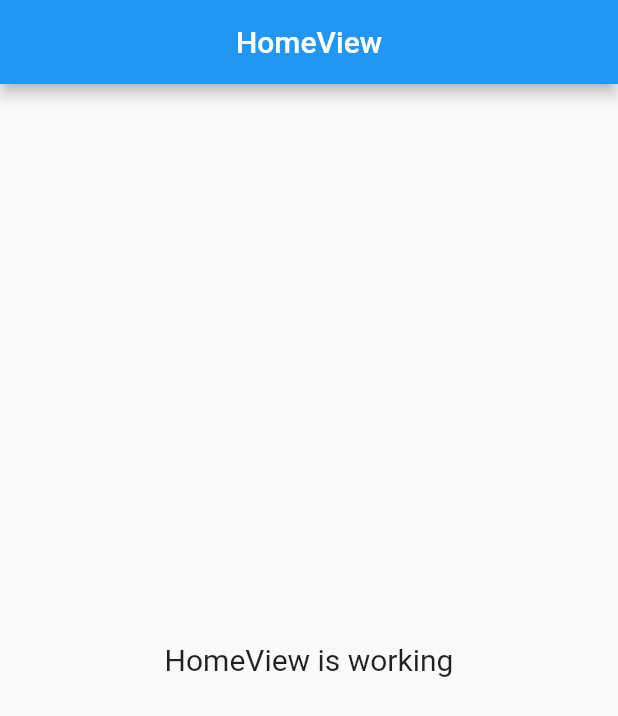
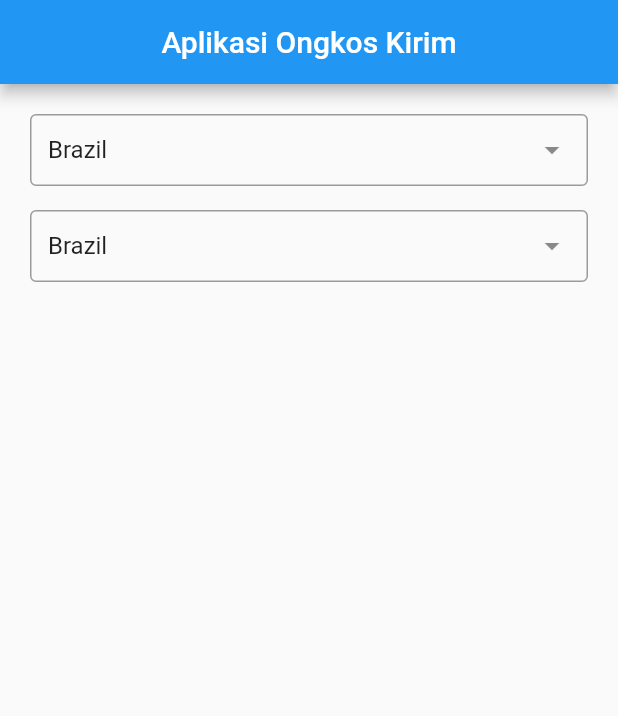
Before and after one commit to aprxty3/ongkir_apps, a Flutter app: the screen it shows after launch, on a phone screen of 412 x 824 dp. Shown: the top 716 px of the screen. Run offline on Flutter 3.47's test engine with Material 2 defaults, Android fonts, the phone set to English and light mode, and no system bars; drawn by our look-alikes of dropdown_search; our stand-ins replace get.

```diff
--- a/lib/app/modules/home/views/home_view.dart
+++ b/lib/app/modules/home/views/home_view.dart
@@ -1,3 +1,4 @@
+import 'package:dropdown_search/dropdown_search.dart';
 import 'package:flutter/material.dart';
 
 import 'package:get/get.dart';
@@ -8,16 +9,35 @@ class HomeView extends GetView<HomeController> {
   @override
   Widget build(BuildContext context) {
     return Scaffold(
-      appBar: AppBar(
-        title: Text('HomeView'),
-        centerTitle: true,
-      ),
-      body: Center(
-        child: Text(
-          'HomeView is working',
-          style: TextStyle(fontSize: 20),
+        appBar: AppBar(
+          title: Text('Aplikasi Ongkos Kirim'),
+          centerTitle: true,
         ),
-      ),
-    );
+        body: ListView(
+          padding: const EdgeInsets.all(20),
+          children: [
+            DropdownSearch<String>(
+              popupProps: PopupProps.dialog(
+                showSelectedItems: true,
+                disabledItemFn: (String s) => s.startsWith('I'),
+              ),
+              items: ["Brazil", "Italia (Disabled)", "Tunisia", 'Canada'],
+              onChanged: print,
+              selectedItem: "Brazil",
+            ),
+            SizedBox(
+              height: 16,
+            ),
+            DropdownSearch<String>.multiSelection(
+              items: ["Brazil", "Italia (Disabled)", "Tunisia", 'Canada'],
+              popupProps: PopupPropsMultiSelection.menu(
+                showSelectedItems: true,
+                disabledItemFn: (String s) => s.startsWith('I'),
+              ),
+              onChanged: print,
+              selectedItems: ["Brazil"],
+            )
+          ],
+        ));
   }
 }
```
